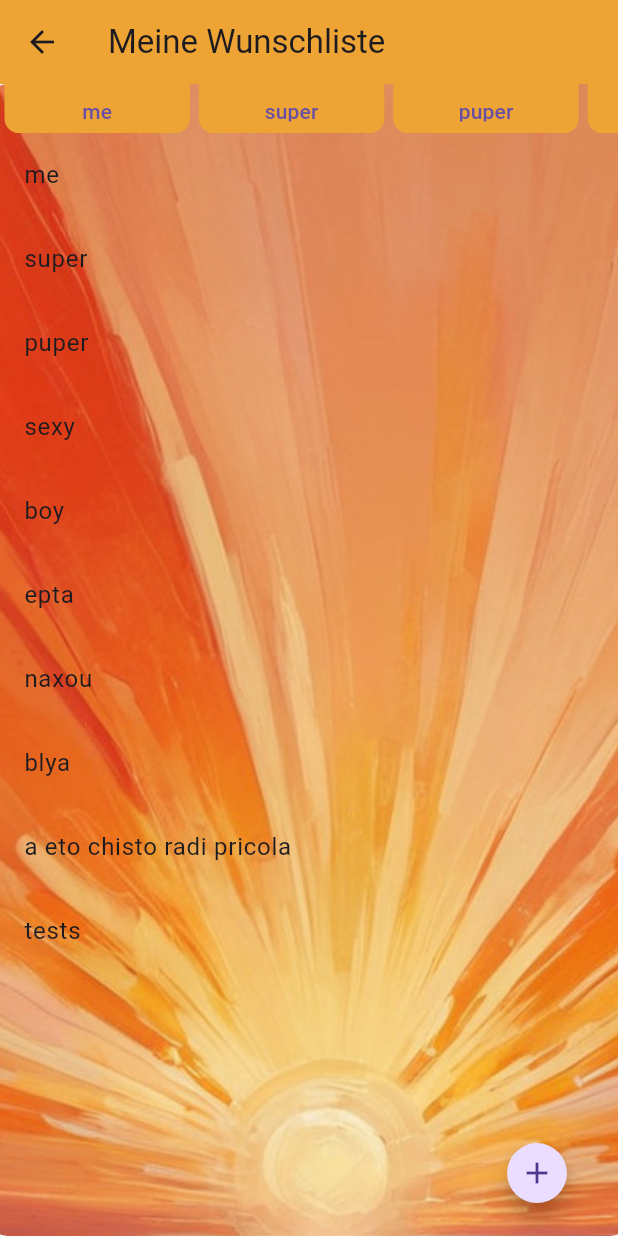
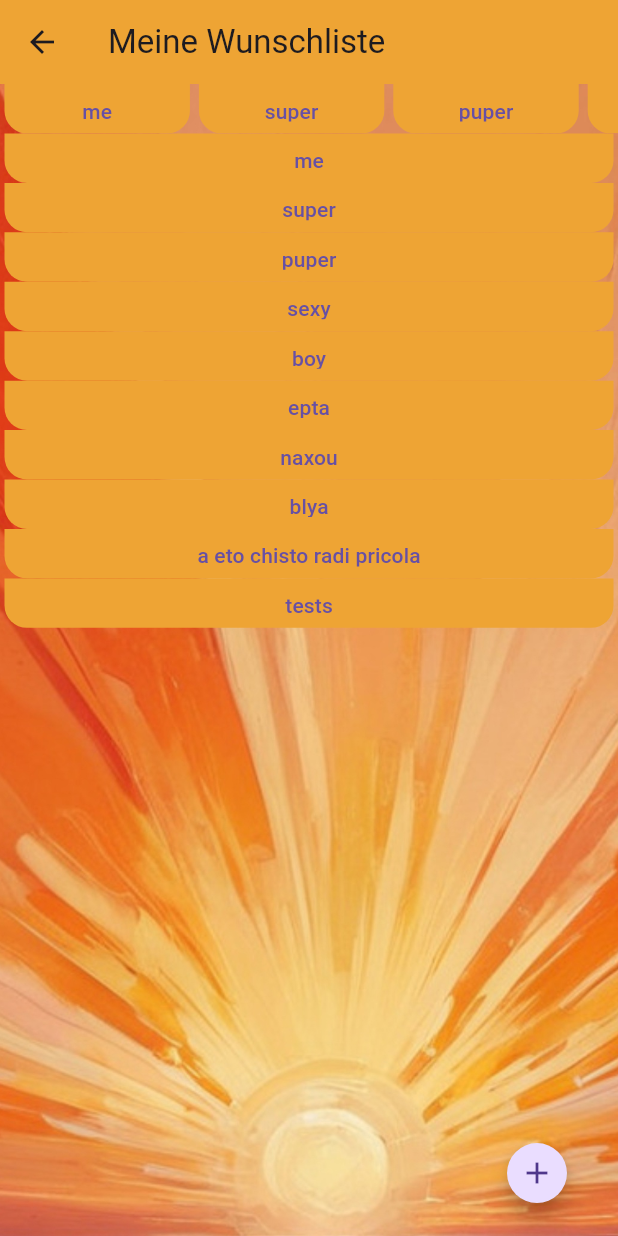
Before and after one commit to TATAROmangol/meine_wunschliste_mobile, a Flutter app: the screen it shows after launch, on a phone screen of 412 x 824 dp. Run offline on Flutter 3.47's test engine with Material 3 defaults, Android fonts, the phone set to English and light mode, and no system bars.

Commit message:
Please enter the commit message for your changes

```diff
--- /dev/null
+++ b/lib/domain/models/enum/enum.dart
@@ -0,0 +1 @@
+export 'levels.dart';
--- /dev/null
+++ b/lib/domain/models/enum/levels.dart
@@ -0,0 +1,5 @@
+enum Levels {
+  top,
+  center,
+  bottom,
+}
--- a/lib/domain/models/folder.dart
+++ b/lib/domain/models/folder.dart
@@ -5,6 +5,10 @@ class Folder {
 
   String name;
   List<TaskTree> tasks = [];
+
+  void add(String nameTask) {
+    tasks.add(TaskTree(name: nameTask));
+  }
 }
 
 class FolderList {
--- a/lib/domain/models/task_tree.dart
+++ b/lib/domain/models/task_tree.dart
@@ -1,6 +1,22 @@
-class TaskTree{
-  TaskTree(this.name);
+import 'package:meine_wunschliste/domain/models/enum/enum.dart';
 
+class TaskTree {
+  TaskTree({required this.name, this.step = Levels.center});
+
+  Levels step;
   String name;
   List<TaskTree> children = [];
+
+  void addChildren(String shildName) {
+    if (step == Levels.bottom) throw Exception('no steps');
+    if (step == Levels.top) {
+      children.add(TaskTree(name: shildName, step: Levels.bottom));
+    } else {
+      children.add(TaskTree(name: shildName, step: Levels.center));
+    }
+  }
 }
+
+class TaskTreeList {
+  List<TaskTree> tasks = [TaskTree(name: 'gTask')];
+}
--- a/lib/presentation/pages/user_tasks.dart
+++ b/lib/presentation/pages/user_tasks.dart
@@ -19,7 +19,7 @@ class UserTasks extends StatelessWidget {
         body: Container(
           decoration: const BoxDecoration(
             image: DecorationImage(
-              image: AssetImage('assets/phon.jpg'),
+              image: AssetImage('assets/background.jpeg'),
               fit: BoxFit.cover,
             ),
           ),
--- a/lib/presentation/widgets/folder_list_viev.dart
+++ b/lib/presentation/widgets/folder_list_viev.dart
@@ -1,6 +1,7 @@
 import 'package:flutter/material.dart';
 import 'package:meine_wunschliste/domain/models/models.dart';
-import 'package:meine_wunschliste/presentation/widgets/widgets.dart';
+import 'package:meine_wunschliste/presentation/widgets/micro_components/micro_components.dart';
+
 
 class FolderListViev extends StatelessWidget {
   FolderListViev({super.key});
--- a/lib/presentation/widgets/folder_viev.dart
+++ b/lib/presentation/widgets/micro_components/folder_viev.dart
@@ -15,8 +15,8 @@ class FolderViev extends StatelessWidget {
       width: screenSize.width * 0.3,
       decoration: const BoxDecoration(
         borderRadius: BorderRadius.only(
-          bottomLeft: Radius.circular(10.0),
-          bottomRight: Radius.circular(10.0),
+          bottomLeft: Radius.circular(15),
+          bottomRight: Radius.circular(15),
         ),
         color: Color(0xFFEEA434),
       ),
--- /dev/null
+++ b/lib/presentation/widgets/micro_components/micro_components.dart
@@ -0,0 +1,2 @@
+export 'folder_viev.dart';
+export 'task_viev.dart';
--- a/lib/presentation/widgets/task_list_viev.dart
+++ b/lib/presentation/widgets/task_list_viev.dart
@@ -1,5 +1,6 @@
 import 'package:flutter/material.dart';
-import 'package:meine_wunschliste/domain/models/folder.dart';
+import '../../domain/models/models.dart';
+import 'widgets.dart';
 
 class TaskListViev extends StatelessWidget {
   TaskListViev({super.key});
@@ -8,12 +9,27 @@ class TaskListViev extends StatelessWidget {
 
   @override
   Widget build(BuildContext context) {
+    final List<TaskTree> tasks = TaskTreeList().tasks;
+
     return Expanded(
-      child: ListView.builder(
+      child: ReorderableListView.builder(
+        scrollDirection: Axis.vertical,
+        itemBuilder: (context, index) {
+          final folder = items[index];
+          return FolderViev(key: ValueKey(folder.name), folder: folder);
+        },
         itemCount: items.length,
-        itemBuilder: (BuildContext context, int index) {
-          return ListTile(
-            title: Text(items[index].name),
+        onReorder: (oldIndex, newIndex) {
+          if (newIndex > oldIndex) {
+            newIndex -= 1;
+          }
+          final Folder folder = items.removeAt(oldIndex);
+          items.insert(newIndex, folder);
+        },
+        proxyDecorator: (Widget child, int index, Animation<double> animation) {
+          return Material(
+            color: Colors.transparent,
+            child: child,
           );
         },
       ),
--- a/lib/presentation/widgets/widgets.dart
+++ b/lib/presentation/widgets/widgets.dart
@@ -1,4 +1,4 @@
 export 'add_task_viev.dart';
 export 'folder_list_viev.dart';
-export 'folder_viev.dart';
+export 'micro_components/folder_viev.dart';
 export 'task_list_viev.dart';
--- a/pubspec.yaml
+++ b/pubspec.yaml
@@ -22,4 +22,4 @@ flutter:
   uses-material-design: true
   assets:
   - assets/icons/logo.png
-  - assets/phon.jpg
+  - assets/background.jpeg
```
Also changed, not shown: lib/presentation/widgets/micro_components/task_viev.dart (added, +30 -0 lines), assets/background.jpeg (added).
